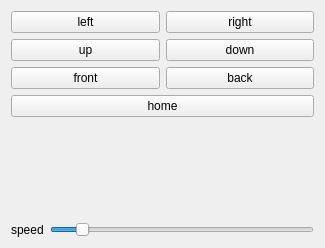
First picture: the form in jacobian/src/mainUI.ui, repository pbustos/beta-robotica-class, before the edit.
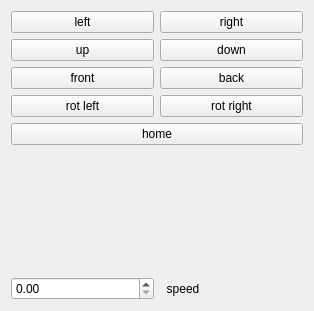
Second picture: the form after the edit.

What changed in the file:
```diff
--- a/jacobian/src/mainUI.ui
+++ b/jacobian/src/mainUI.ui
@@ -6,15 +6,13 @@
    <rect>
     <x>0</x>
     <y>0</y>
-    <width>325</width>
-    <height>248</height>
+    <width>314</width>
+    <height>311</height>
    </rect>
   </property>
   <property name="windowTitle">
    <string>Arm Inverse Controller</string>
   </property>
-  <layout class="QVBoxLayout" name="verticalLayout_4">
-   <item>
     <layout class="QVBoxLayout" name="verticalLayout_3">
      <item>
       <layout class="QVBoxLayout" name="verticalLayout_2">
@@ -74,6 +72,24 @@
            </item>
           </layout>
          </item>
+       <item>
+        <layout class="QHBoxLayout" name="horizontalLayout_5">
+         <item>
+          <widget class="QPushButton" name="pushButton_rot_left">
+           <property name="text">
+            <string>rot left</string>
+           </property>
+          </widget>
+         </item>
+         <item>
+          <widget class="QPushButton" name="pushButton_rot_right">
+           <property name="text">
+            <string>rot right</string>
+           </property>
+          </widget>
+         </item>
+        </layout>
+       </item>
         </layout>
        </item>
        <item>
@@ -96,27 +112,15 @@
          </property>
         </spacer>
        </item>
-      </layout>
-     </item>
      <item>
       <layout class="QHBoxLayout" name="horizontalLayout_4">
+       <item>
+        <widget class="QDoubleSpinBox" name="doubleSpinBox"/>
+       </item>
        <item>
         <widget class="QLabel" name="label">
          <property name="text">
-          <string>speed</string>
-         </property>
-        </widget>
-       </item>
-       <item>
-        <widget class="QSlider" name="horizontalSlider_speed">
-         <property name="maximum">
-          <number>10</number>
-         </property>
-         <property name="value">
-          <number>1</number>
-         </property>
-         <property name="orientation">
-          <enum>Qt::Horizontal</enum>
+          <string>  speed</string>
          </property>
         </widget>
        </item>
```
Lines whose indentation alone changed are shown as unchanged.
